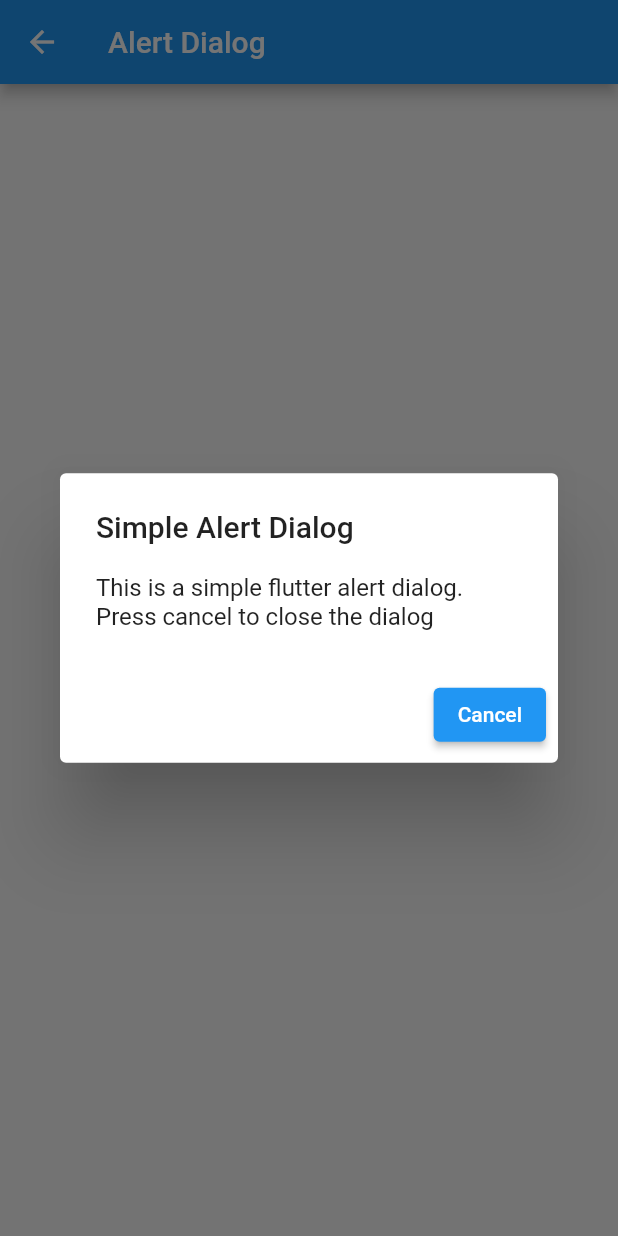
After one commit to ruhulmath08/top_flutter_widget, a Flutter app: the AlertDialogScreen screen opened by its route, after a tap on "Show Alert Dialog", on a phone screen of 412 x 824 dp. The commit adds this screen. Run offline on Flutter 3.47's test engine with Material 2 defaults, Android fonts, the phone set to English and light mode, and no system bars; our stand-ins replace fluttertoast.

Commit message:
add upto alert dialog

```diff
--- a/lib/model/widget_models.dart
+++ b/lib/model/widget_models.dart
@@ -30,5 +30,10 @@ class WidgetModel {
         WidgetModel(name: disableBackButtonTitle),
         WidgetModel(name: futureBuilderTitle),
         WidgetModel(name: gridPaperTitle),
+        WidgetModel(name: toolTipTitle),
+        WidgetModel(name: spreadOperatorTitle),
+        WidgetModel(name: stackWidgetTitle),
+        WidgetModel(name: positionedWidgetTitle),
+        WidgetModel(name: alertDialogTitle),
       ];
 }
--- a/lib/routing/router.dart
+++ b/lib/routing/router.dart
@@ -1,6 +1,7 @@
 import 'package:flutter/material.dart';
 import 'package:top_flutter_widget/routing/routing_constants.dart';
 import 'package:top_flutter_widget/screens/adaptive_design/adaptive_design_screen.dart';
+import 'package:top_flutter_widget/screens/alert_dialog/alert_dialog_screen.dart';
 import 'package:top_flutter_widget/screens/bottom_navigation_bar/bottom_navigation_bar_screen.dart';
 import 'package:top_flutter_widget/screens/date_picker/date_picker_screen.dart';
 import 'package:top_flutter_widget/screens/disable_back_button/disable_back_button_screen.dart';
@@ -17,13 +18,17 @@ import 'package:top_flutter_widget/screens/home/home_screen.dart';
 import 'package:top_flutter_widget/screens/modal_bottom_sheet/modal_bottom_sheet_screen.dart';
 import 'package:top_flutter_widget/screens/page_view_widget/page_view_widget_screen.dart';
 import 'package:top_flutter_widget/screens/popup_menu_button/popup_menu_button_screen.dart';
+import 'package:top_flutter_widget/screens/positioned_widget/positioned_widget_screen.dart';
 import 'package:top_flutter_widget/screens/range_slider/range_slider_screen.dart';
 import 'package:top_flutter_widget/screens/search_bar/search_bar_screen.dart';
 import 'package:top_flutter_widget/screens/show_hide_flutter_widget/show_hide_flutter_widget_screen.dart';
 import 'package:top_flutter_widget/screens/silver_app_bar/silver_app_bar_screen.dart';
+import 'package:top_flutter_widget/screens/spread_operator/spread_operator_screen.dart';
+import 'package:top_flutter_widget/screens/stack_widget/stack_widget_screen.dart';
 import 'package:top_flutter_widget/screens/stepper_screen/stepper_screen.dart';
 import 'package:top_flutter_widget/screens/stream_flow/stream_flow_screen.dart';
 import 'package:top_flutter_widget/screens/time_picker/time_picker_screen.dart';
+import 'package:top_flutter_widget/screens/tool_tip/tool_tip_screen.dart';
 import 'package:top_flutter_widget/screens/wrap_widget/wrap_widget_screen.dart';
 
 /*
@@ -232,5 +237,45 @@ MaterialPageRoute<dynamic>? generateRoute(RouteSettings settings) {
           title: gridPaperTitle,
         ),
       );
+
+    //tool_tip
+    case toolTipRoute:
+      return MaterialPageRoute(
+        builder: (context) => const ToolTipScreen(
+          title: toolTipTitle,
+        ),
+      );
+
+    //spread_operator
+    case spreadOperatorRoute:
+      return MaterialPageRoute(
+        builder: (context) => const SpreadOperatorScreen(
+          title: spreadOperatorTitle,
+        ),
+      );
+
+    //stack_widget
+    case stackWidgetRoute:
+      return MaterialPageRoute(
+        builder: (context) => const StackWidgetScreen(
+          title: stackWidgetTitle,
+        ),
+      );
+
+    //positioned_widget
+    case positionedWidgetRoute:
+      return MaterialPageRoute(
+        builder: (context) => const PositionedWidgetScreen(
+          title: positionedWidgetTitle,
+        ),
+      );
+
+    //alert_dialog
+    case alertDialogRoute:
+      return MaterialPageRoute(
+        builder: (context) => const AlertDialogScreen(
+          title: alertDialogTitle,
+        ),
+      );
   }
 }
--- /dev/null
+++ b/lib/screens/alert_dialog/alert_dialog_screen.dart
@@ -0,0 +1,42 @@
+import 'package:flutter/material.dart';
+
+class AlertDialogScreen extends StatefulWidget {
+  final String title;
+
+  const AlertDialogScreen({Key? key, required this.title}) : super(key: key);
+  @override
+  _AlertDialogScreenState createState() => _AlertDialogScreenState();
+}
+
+class _AlertDialogScreenState extends State<AlertDialogScreen> {
+  @override
+  Widget build(BuildContext context) {
+    return Scaffold(
+      appBar: AppBar(
+        title: Text(widget.title),
+      ),
+      body: Center(
+        child: ElevatedButton(
+          onPressed: () {
+            showDialog(
+              context: context,
+              builder: (context) {
+                return AlertDialog(
+                  title: const Text('Simple Alert Dialog'),
+                  content: const Text('This is a simple flutter alert dialog. Press cancel to close the dialog'),
+                  actions: [
+                    ElevatedButton(
+                      onPressed: () => Navigator.of(context).pop(),
+                      child: const Text('Cancel'),
+                    ),
+                  ],
+                );
+              },
+            );
+          },
+          child: const Text('Show Alert Dialog'),
+        ),
+      ),
+    );
+  }
+}
--- a/pubspec.yaml
+++ b/pubspec.yaml
@@ -34,6 +34,7 @@ dependencies:
   # The following adds the Cupertino Icons font to your application.
   # Use with the CupertinoIcons class for iOS style icons.
   cupertino_icons: ^1.0.2
+  fluttertoast: ^8.0.8
 
 dev_dependencies:
   flutter_test:
```
Also changed, not shown: lib/routing/routing_constants.dart (+25 -0 lines), lib/screens/positioned_widget/positioned_widget_screen.dart (added, +53 -0 lines), lib/screens/spread_operator/spread_operator_screen.dart (added, +93 -0 lines), lib/screens/stack_widget/stack_widget_screen.dart (added, +35 -0 lines), lib/screens/tool_tip/tool_tip_screen.dart (added, +38 -0 lines), assets/images/circle_image.jpg (added), pubspec.lock.
